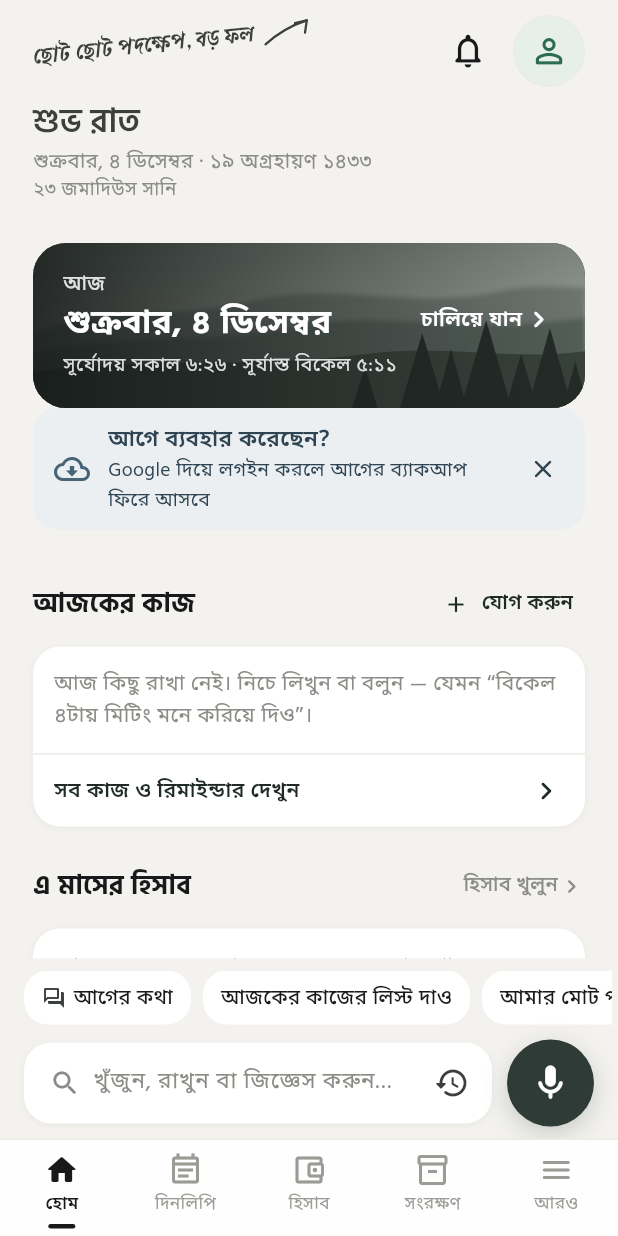
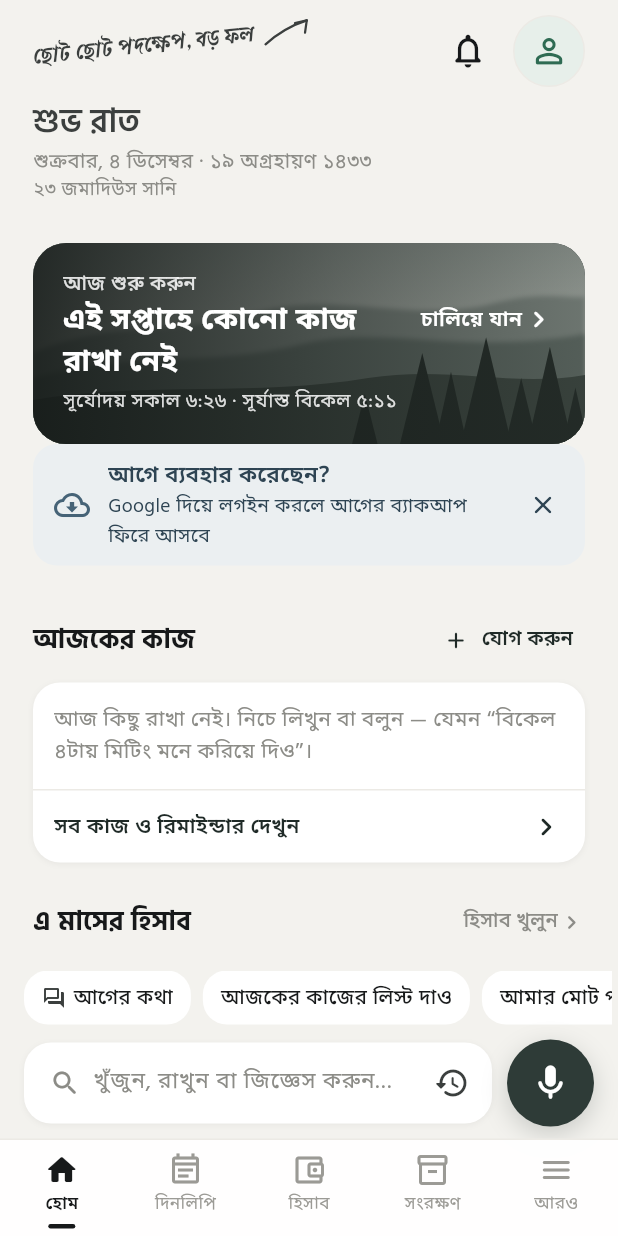
Before and after one commit to iamsaifsaiful/digital_brain, a Flutter app: the HomeShell screen opened directly, on a phone screen of 412 x 824 dp. Run offline on Flutter 3.47's test engine with Material 3 defaults, Android fonts, the phone set to English and light mode, and no system bars; our stand-ins replace clock, flutter_local_notifications, flutter_secure_storage, flutter_tts, image_picker, local_auth and 4 more; missing offline and left inert: cryptography, dart:ffi, file_selector; accounts and stored records are empty; network calls fail.

Commit message:
Home: a week with no to-dos says so on the card instead of repeating the date
Co-Authored-By: Claude Opus 5.5 <noreply@anthropic.com>
Claude-Session: https://claude.ai/code/session_01Nu14b7cdnEN47YuWkEga1M

```diff
--- a/lib/logic/strings_en.dart
+++ b/lib/logic/strings_en.dart
@@ -3999,4 +3999,6 @@ const enStrings = <String, String>{
   'কিবলা কম্পাস': 'Qibla compass',
   'শিখে নিন': 'Learn',
   'আপনার তথ্য তালাবদ্ধ আছে': 'Your data is locked',
+  'এই সপ্তাহে কোনো কাজ রাখা নেই': 'No tasks this week yet',
+  'আজ শুরু করুন': 'Start today',
 };
--- a/lib/screens/home_page.dart
+++ b/lib/screens/home_page.dart
@@ -161,7 +161,7 @@ class HomePage extends StatelessWidget {
             // This week, on the landscape.
             HeroCard(
               key: const Key('home-week'),
-              label: weekAll > 0 ? tr('এই সপ্তাহে') : tr('আজ'),
+              label: weekAll > 0 ? tr('এই সপ্তাহে') : tr('আজ শুরু করুন'),
               action: tr('চালিয়ে যান'),
               onTap: () => push(const AllTasksScreen()),
               progress: weekAll > 0 ? weekDone / weekAll : null,
@@ -173,7 +173,7 @@ class HomePage extends StatelessWidget {
                     Text(trf('/ {0} কাজ শেষ', [bnDigits(weekAll)]), style: body(17, weight: FontWeight.w500, color: Colors.white)),
                   ])
                 else
-                  Text('${weekdayName(now)}, ${bnDigits(now.day)} ${monthName(now.month)}', style: display(22, weight: 700, color: Colors.white, height: 1.4)),
+                  Text(tr('এই সপ্তাহে কোনো কাজ রাখা নেই'), style: display(20, weight: 700, color: Colors.white, height: 1.4)),
                 const SizedBox(height: 2),
                 FittedBox(fit: BoxFit.scaleDown, alignment: Alignment.centerLeft, child: Text(sunLine, maxLines: 1, style: body(13, color: Colors.white.withValues(alpha: 0.85)))),
               ]),
```
